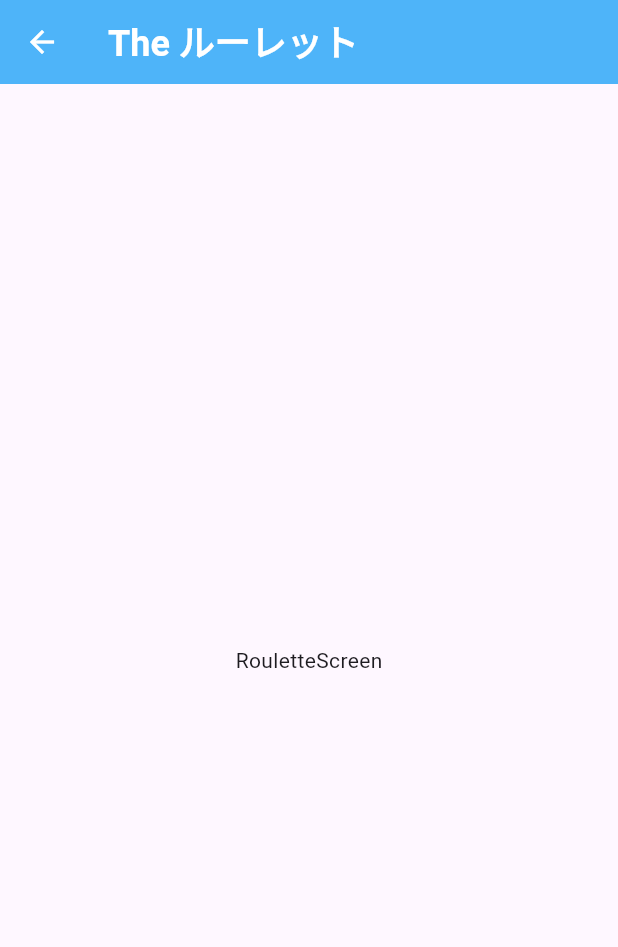
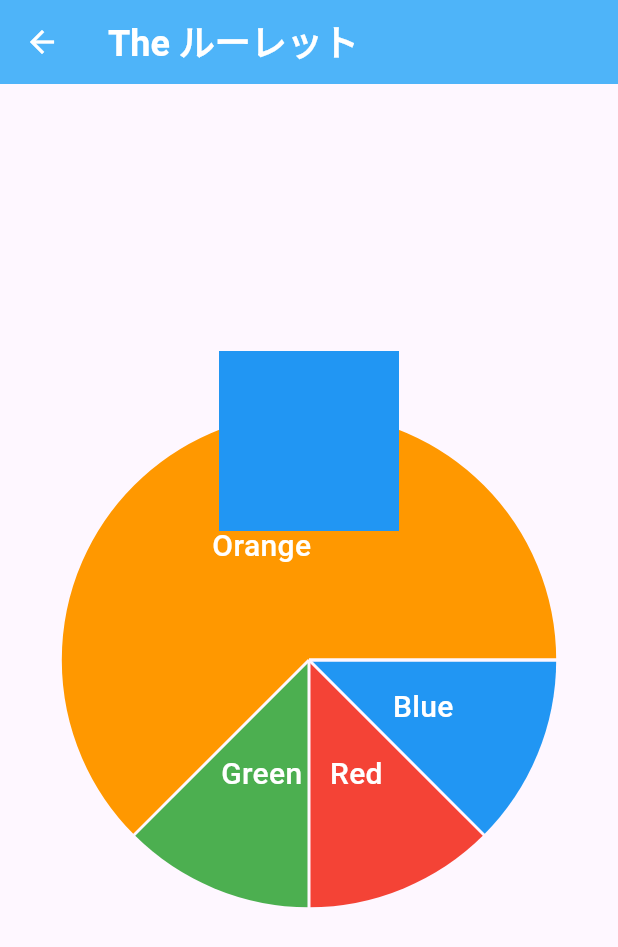
Before and after one commit to iamhrck/the_roulette_app, a Flutter app: the RouletteScreen screen opened by its route, on a phone screen of 412 x 824 dp. Shown: the top 947 px of the screen. Run offline on Flutter 3.47's test engine with Material 3 defaults, Android fonts, the phone set to English and light mode, and no system bars; drawn by our look-alikes of fl_chart; our stand-ins replace device_preview.

Commit message:
add fl_chart

```diff
--- /dev/null
+++ b/devtools_options.yaml
@@ -0,0 +1 @@
+extensions:
--- a/lib/ui/screen/roulette/roulette_screem.dart
+++ b/lib/ui/screen/roulette/roulette_screem.dart
@@ -1,5 +1,8 @@
+import 'package:fl_chart/fl_chart.dart';
 import 'package:flutter/material.dart';
 import 'package:the_roulette_app/ui/components/app_bar.dart';
+import 'package:the_roulette_app/shared/constants/app_colors.dart';
+import 'package:the_roulette_app/shared/constants/app_text_style.dart';
 import 'package:the_roulette_app/shared/constants/strings.dart';
 
 class RouletteScreen extends StatelessWidget {
@@ -10,6 +13,119 @@ class RouletteScreen extends StatelessWidget {
     return Scaffold(
         appBar: const CustomAppBar(title: Strings.appTitle),
         body: Container(
-            alignment: Alignment.center, child: const Text('RouletteScreen')));
+          margin: const EdgeInsets.all(24),
+          alignment: Alignment.center,
+          child: const SingleChildScrollView(
+            child:
+                Column(mainAxisSize: MainAxisSize.max, children: [_Roulette()]),
+          ),
+        ));
   }
 }
+
+class _Roulette extends StatefulWidget {
+  const _Roulette();
+
+  @override
+  _RouletteState createState() => _RouletteState();
+}
+
+class _RouletteState extends State<_Roulette>
+    with SingleTickerProviderStateMixin {
+  bool _isAnimating = false;
+  late AnimationController _controller;
+
+  void _switchAnimation() {
+    if (_isAnimating) {
+      _controller.stop();
+    } else {
+      _controller.repeat();
+    }
+    _isAnimating = !_isAnimating;
+  }
+
+  @override
+  void initState() {
+    super.initState();
+    _controller = AnimationController(
+      vsync: this,
+      duration: const Duration(seconds: 100), // 一旦5秒
+    );
+  }
+
+  @override
+  void dispose() {
+    _controller.dispose();
+    super.dispose();
+  }
+
+  @override
+  Widget build(BuildContext context) {
+    final Size size = MediaQuery.of(context).size;
+    return GestureDetector(
+      onTap: _switchAnimation,
+      child: LimitedBox(
+        maxHeight: size.width,
+        maxWidth: size.width,
+        child: AnimatedBuilder(
+          animation: _controller,
+          builder: (context, child) {
+            return Stack(alignment: Alignment.topCenter, children: [
+              Transform.rotate(
+                angle: _controller.value * 2000,
+                child: _buildRoulette(size),
+              ),
+              Container(
+                width: 120,
+                height: 120,
+                decoration: const BoxDecoration(
+                  color: Colors.blue,
+                  borderRadius: BorderRadius.only(
+                    topRight: Radius.circular(double.infinity),
+                    bottomLeft: Radius.circular(double.infinity),
+                  ),
+                ),
+              )
+            ]);
+          },
+        ),
+      ),
+    );
+  }
+
+  Widget _buildRoulette(Size deviceSize) {
+    final List<PieChartSectionData> chartData = [
+      PieChartSectionData(
+          value: 1,
+          radius: deviceSize.width / 2.5,
+          color: Colors.blue,
+          title: "Blue",
+          titleStyle: AppTextStyle.headline4.copyWith(color: AppColors.white)),
+      PieChartSectionData(
+          value: 1,
+          radius: deviceSize.width / 2.5,
+          color: Colors.red,
+          title: "Red",
+          titleStyle: AppTextStyle.headline4.copyWith(color: AppColors.white)),
+      PieChartSectionData(
+          value: 1,
+          radius: deviceSize.width / 2.5,
+          color: Colors.green,
+          title: "Green",
+          titleStyle: AppTextStyle.headline4.copyWith(color: AppColors.white)),
+      PieChartSectionData(
+          value: 5,
+          radius: deviceSize.width / 2.5,
+          color: Colors.orange,
+          title: "Orange",
+          titleStyle: AppTextStyle.headline4.copyWith(color: AppColors.white))
+    ];
+
+    return PieChart(
+      PieChartData(
+        sections: chartData,
+        centerSpaceRadius: 0,
+      ),
+    );
+  }
+}
--- a/pubspec.yaml
+++ b/pubspec.yaml
@@ -37,6 +37,7 @@ dependencies:
   cupertino_icons: ^1.0.2
   device_preview: ^1.1.0
   flutter_bloc: ^8.1.3
+  fl_chart: ^0.65.0
 
 dev_dependencies:
   flutter_test:
```
Also changed, not shown: pubspec.lock.
